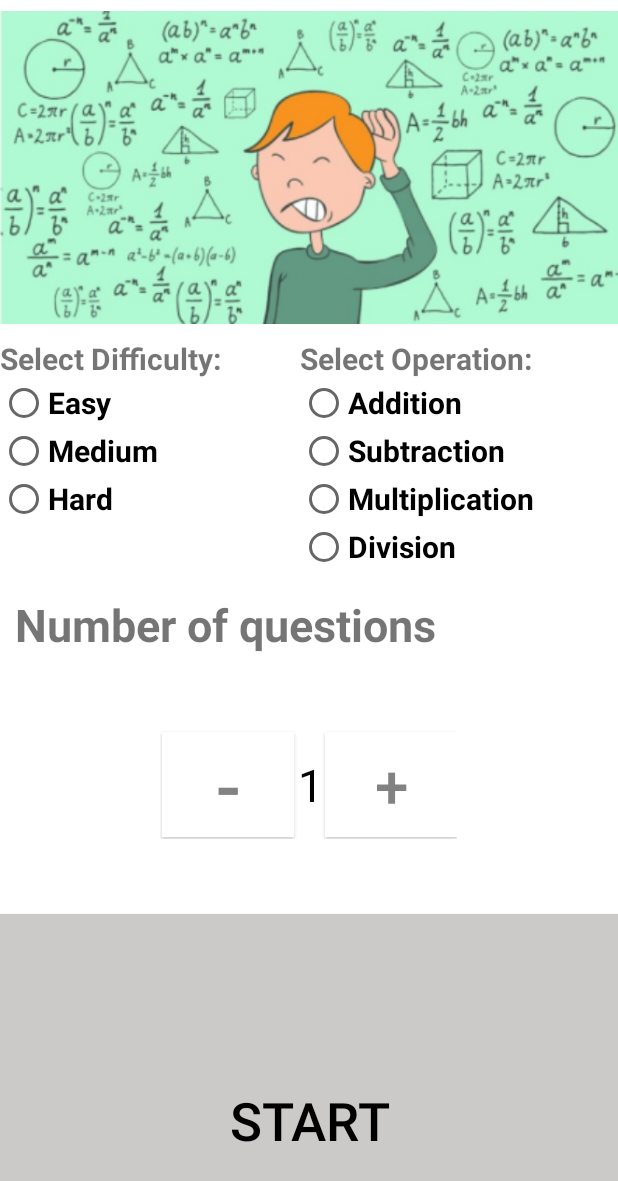
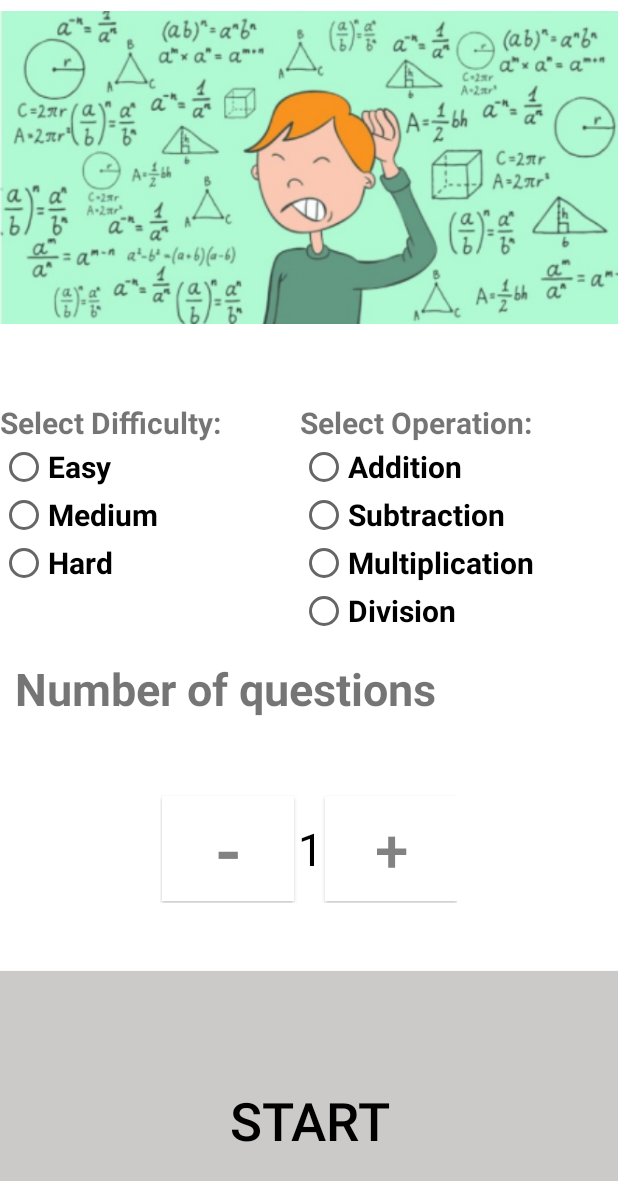
Before and after one commit to jfritz25/Project3, an Android app: the screen it shows after launch (MainActivity), on a phone screen of 412 x 824 dp. Shown: the top 1181 px of the screen. Run offline under Robolectric (Android 15) with nearby library versions, the phone set to English and light mode, and no system bars.

Commit message:
Str8 up done

```diff
--- a/app/src/main/java/com/example/project3/Fragment1.kt
+++ b/app/src/main/java/com/example/project3/Fragment1.kt
@@ -1,5 +1,7 @@
 package com.example.project3
 
+import android.annotation.SuppressLint
+import android.graphics.Color
 import android.os.Bundle
 import android.view.LayoutInflater
 import android.view.View
@@ -64,6 +66,7 @@ class Fragment1 : Fragment() {
         }
 
 
+    @SuppressLint("SetTextI18n")
     override fun onViewCreated(view: View, savedInstanceState: Bundle?) {
         /**
          * Overriding the onViewCreate() to direct Fragment1 information that is collected through the
@@ -93,9 +96,11 @@ class Fragment1 : Fragment() {
             if (!result) {
                 message.text =
                     "You got ${args.numCorrect} out of ${args.numOfQs} correct in ${args.oper}. You need to practice more!"
+                message.setTextColor(Color.RED)
             } else {
                 message.text =
                     "You got ${args.numCorrect} out of ${args.numOfQs} correct in ${args.oper}. Good Work!"
+                message.setTextColor(Color.GRAY)
             }
         }
         // determines which difficulty level was selected from the radio button based on id then passed to fragment 2
--- a/app/src/main/res/layout/fragment_1.xml
+++ b/app/src/main/res/layout/fragment_1.xml
@@ -40,7 +40,15 @@
         android:layout_width="match_parent"
         android:layout_height="match_parent"
         android:orientation="vertical">
-
+        <TextView
+            android:layout_width="match_parent"
+            android:layout_height="wrap_content"
+            android:id="@+id/Message"
+            android:textSize="30sp"
+            android:layout_marginTop="225dp"
+            android:textColor="@color/black"
+            android:text=""
+            />
         <LinearLayout
             android:layout_width="match_parent"
             android:layout_height="wrap_content"
@@ -49,7 +57,7 @@
             <TextView
                 android:layout_width="200dp"
                 android:layout_height="wrap_content"
-                android:layout_marginTop="225dp"
+                android:layout_marginTop="2dp"
                 android:layout_marginBottom="0dp"
                 android:text="@string/Select_Difficulty"
                 android:textStyle="bold"
@@ -60,7 +68,7 @@
             <TextView
                 android:layout_width="200dp"
                 android:layout_height="match_parent"
-                android:layout_marginTop="225dp"
+                android:layout_marginTop="2dp"
                 android:layout_marginBottom="0dp"
                 android:text="@string/Select_Operation"
                 android:textStyle="bold"
@@ -262,8 +270,8 @@
         <Button
             android:id="@+id/buttonStart"
             android:layout_width="match_parent"
-            android:layout_height="275dp"
-            android:layout_marginTop="10dp"
+            android:layout_height="200dp"
+            android:layout_marginTop="5dp"
             android:layout_marginBottom="61dp"
 
 
```
Also changed, not shown: app/src/main/java/com/example/project3/Fragment2.kt (+15 -1 lines), app/src/main/res/layout/fragment_2.xml (+0 -11 lines).
